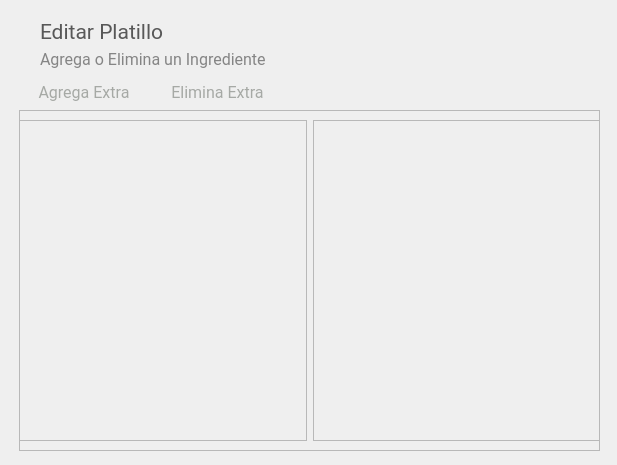
This is El-Patio/mesero/mesero_editar_platillo.ui in MrDanielG/IHC-ElPatio as Qt 5 draws it before an edit. The edited form follows.
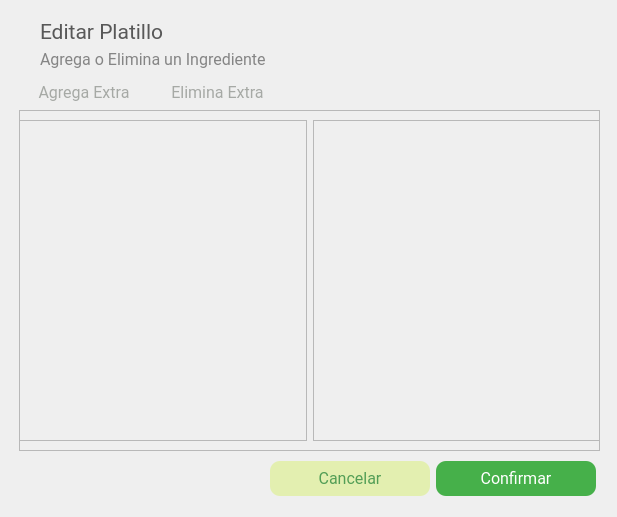
This is the edited form.

Patch:
```diff
--- a/El-Patio/mesero/mesero_editar_platillo.ui
+++ b/El-Patio/mesero/mesero_editar_platillo.ui
@@ -7,9 +7,14 @@
     <x>0</x>
     <y>0</y>
     <width>617</width>
-    <height>465</height>
+    <height>517</height>
    </rect>
   </property>
+  <property name="font">
+   <font>
+    <pointsize>10</pointsize>
+   </font>
+  </property>
   <property name="windowTitle">
    <string>Dialog</string>
   </property>
@@ -275,6 +280,104 @@
     </layout>
    </widget>
   </widget>
+  <widget class="QWidget" name="">
+   <property name="geometry">
+    <rect>
+     <x>270</x>
+     <y>460</y>
+     <width>328</width>
+     <height>37</height>
+    </rect>
+   </property>
+   <layout class="QHBoxLayout" name="horizontalLayout_2">
+    <item>
+     <widget class="QPushButton" name="btnCancelar">
+      <property name="minimumSize">
+       <size>
+        <width>160</width>
+        <height>35</height>
+       </size>
+      </property>
+      <property name="maximumSize">
+       <size>
+        <width>125</width>
+        <height>16777215</height>
+       </size>
+      </property>
+      <property name="font">
+       <font>
+        <family>Roboto</family>
+        <pointsize>12</pointsize>
+       </font>
+      </property>
+      <property name="cursor">
+       <cursorShape>PointingHandCursor</cursorShape>
+      </property>
+      <property name="styleSheet">
+       <string notr="true">*{
+	color: #539E56;
+	border-radius: 10px;
+	background-color: #E3EFB0;
+	border: none;
+	padding: 5px;
+}
+
+:hover{
+	background-color: white;
+	border: 1px solid #46B04A;
+	color: #46B04A;
+}</string>
+      </property>
+      <property name="text">
+       <string>Cancelar</string>
+      </property>
+     </widget>
+    </item>
+    <item>
+     <widget class="QPushButton" name="btnConfirmar">
+      <property name="minimumSize">
+       <size>
+        <width>160</width>
+        <height>35</height>
+       </size>
+      </property>
+      <property name="maximumSize">
+       <size>
+        <width>100</width>
+        <height>16777215</height>
+       </size>
+      </property>
+      <property name="font">
+       <font>
+        <family>Roboto</family>
+        <pointsize>12</pointsize>
+       </font>
+      </property>
+      <property name="cursor">
+       <cursorShape>PointingHandCursor</cursorShape>
+      </property>
+      <property name="styleSheet">
+       <string notr="true">*{
+	color: white;
+	border-radius: 10px;
+	background-color: #46B04A;
+	border: none;
+	padding: 5px;
+}
+
+:hover{
+	background-color: white;
+	border: 1px solid #46B04A;
+	color: #46B04A;
+}</string>
+      </property>
+      <property name="text">
+       <string>Confirmar</string>
+      </property>
+     </widget>
+    </item>
+   </layout>
+  </widget>
  </widget>
  <resources/>
  <connections/>
```
Left out of the diff: 2 changed lines with no effect on the pictures.
